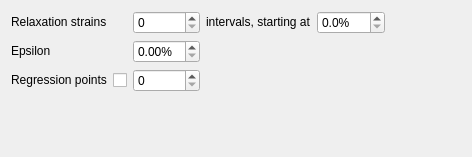
Before: the Qt Designer form mech_analyser/experiment/instron_68tm/stepwise/view.ui in ksonter95/InstronAnalyser, drawn with Qt 5.
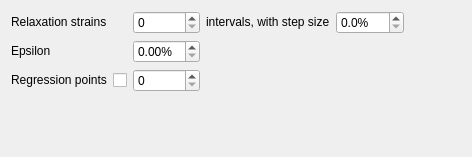
After: the same form once the commit is applied.

Commit message: - updated defaults - updated help text - added clear files button

```diff
--- a/mech_analyser/experiment/instron_68tm/stepwise/view.ui
+++ b/mech_analyser/experiment/instron_68tm/stepwise/view.ui
@@ -43,7 +43,7 @@
       </sizepolicy>
      </property>
      <property name="text">
-      <string>intervals, starting at</string>
+      <string>intervals, with step size</string>
      </property>
     </widget>
    </item>
```
Left out of the diff: 4 changed lines with no effect on the pictures. The commit also changes 5 other files.
